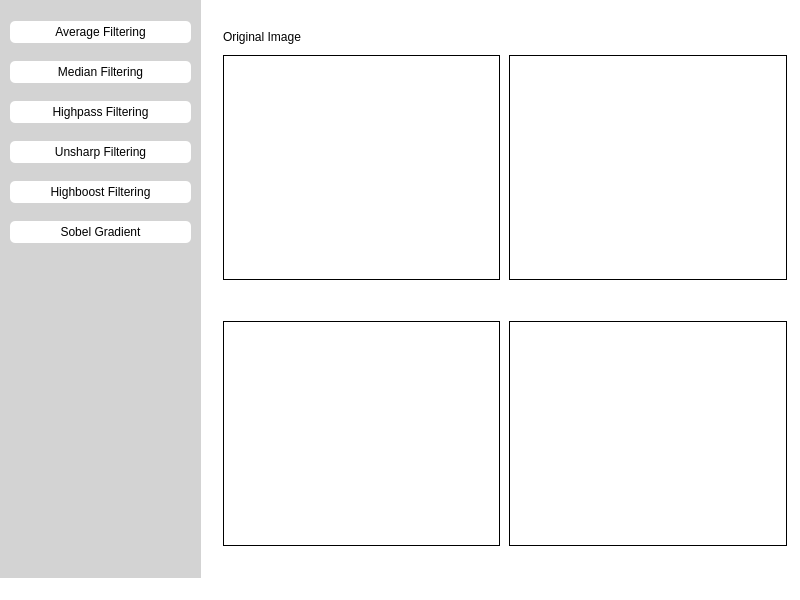
First picture: the form in secondWindow.ui, repository gcmillora/PyQT-Image-Processing, before the edit.
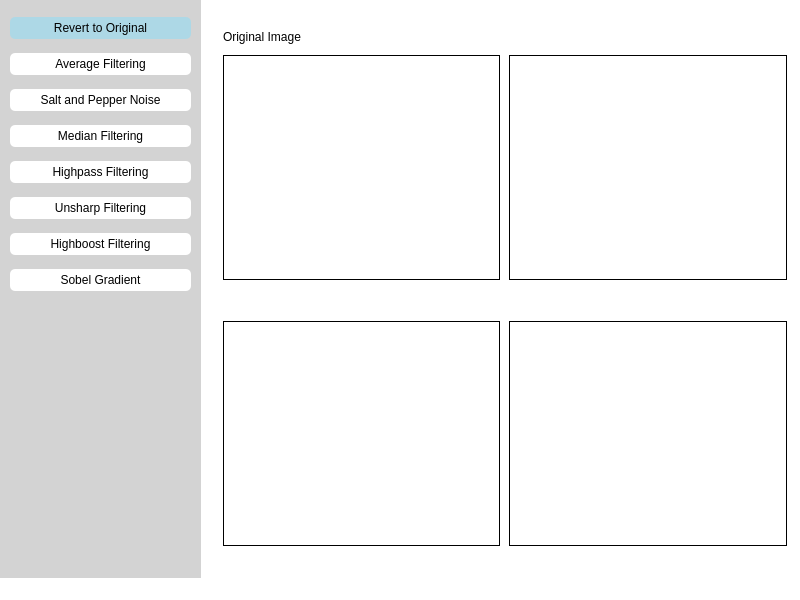
Second picture: the form after the edit.

```diff
--- a/secondWindow.ui
+++ b/secondWindow.ui
@@ -44,10 +44,22 @@
        <x>10</x>
        <y>10</y>
        <width>181</width>
-       <height>251</height>
+       <height>292</height>
       </rect>
      </property>
      <layout class="QVBoxLayout" name="verticalLayout_2">
+      <item>
+       <widget class="QPushButton" name="reset_original">
+        <property name="styleSheet">
+         <string notr="true">background-color: lightblue;
+border-radius: 5px;
+padding: 4px;</string>
+        </property>
+        <property name="text">
+         <string>Revert to Original</string>
+        </property>
+       </widget>
+      </item>
       <item>
        <widget class="QPushButton" name="avg_filter">
         <property name="styleSheet">
@@ -60,6 +72,18 @@
         </property>
        </widget>
       </item>
+      <item>
+       <widget class="QPushButton" name="salt_pepper">
+        <property name="styleSheet">
+         <string notr="true">background-color: white;
+border-radius: 5px;
+padding: 4px;</string>
+        </property>
+        <property name="text">
+         <string>Salt and Pepper Noise</string>
+        </property>
+       </widget>
+      </item>
       <item>
        <widget class="QPushButton" name="mdn_filter">
         <property name="styleSheet">
```
Left out of the diff: 6 changed lines with no effect on the pictures.
